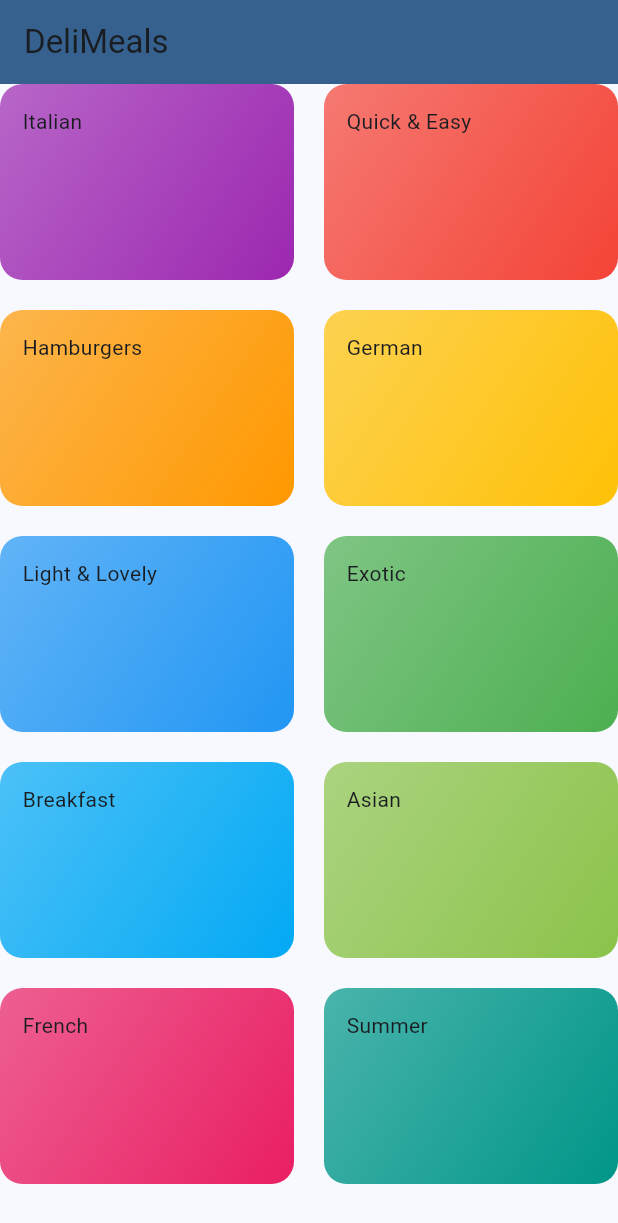
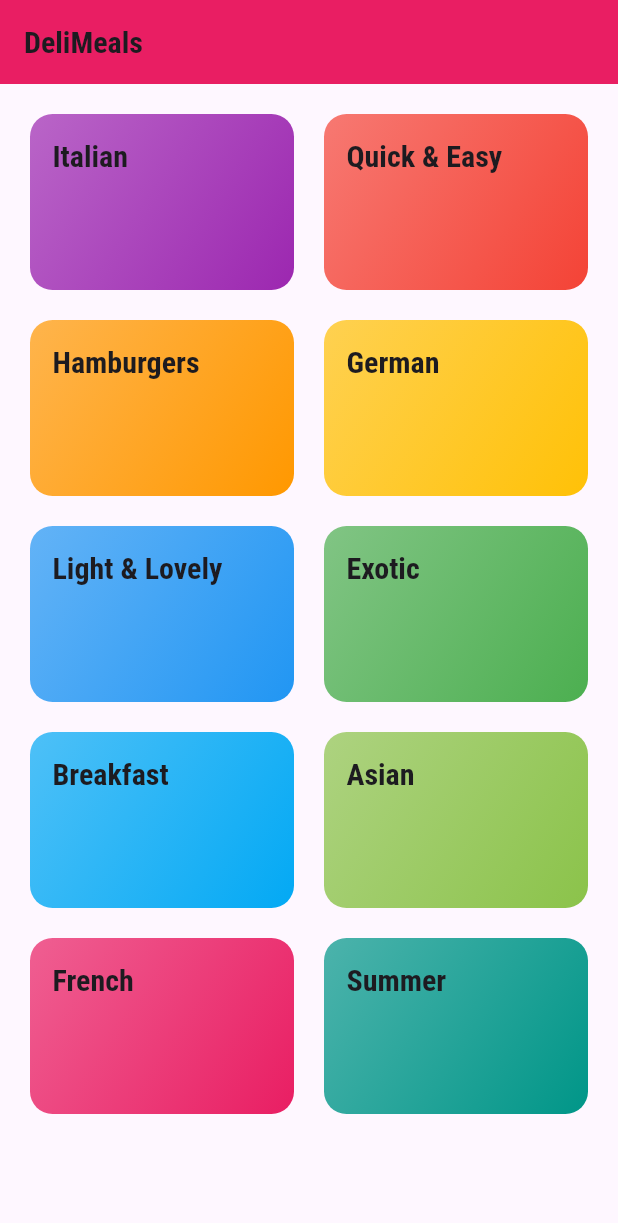
Before and after one commit to IsmailJibril/Navigation-Multiple-Screens-MEALS-APP-, a Flutter app: the screen it shows after launch, on a phone screen of 412 x 824 dp. Shown: the top 1223 px of the screen. Run offline on Flutter 3.47's test engine with Material 3 defaults, Android fonts, the phone set to English and light mode, and no system bars.

Commit message:
6.1 nav-03-theme-and-font

```diff
--- a/lib/categories_screen.dart
+++ b/lib/categories_screen.dart
@@ -12,6 +12,7 @@ class CategoriesScreen extends StatelessWidget {
         //backgroundColor: Theme.of(context).colorScheme.onPrimary,
       ),
       body: GridView(
+        padding: const EdgeInsets.all(20),
         children: DUMMY_CATEGORIES
             .map((catData) => CategoryItem(
                   catData.title,
--- a/lib/category_item.dart
+++ b/lib/category_item.dart
@@ -10,7 +10,10 @@ class CategoryItem extends StatelessWidget {
   Widget build(BuildContext context) {
     return Container(
       padding: const EdgeInsets.all(15),
-      child: Text(title),
+      child: Text(
+        title,
+        style: Theme.of(context).textTheme.titleLarge,
+      ),
       decoration: BoxDecoration(
         gradient: LinearGradient(
           colors: [
--- a/lib/main.dart
+++ b/lib/main.dart
@@ -13,9 +13,28 @@ class MyApp extends StatelessWidget {
     return MaterialApp(
       title: 'DeliMeals',
       theme: ThemeData(
-        primarySwatch: Colors.blue,
-        colorScheme: ColorScheme.fromSeed(seedColor: Colors.blue),
+        primaryColor: Colors.pink,
+        secondaryHeaderColor: Colors.amber,
+        canvasColor: Color.fromRGBO(255, 254, 229, 1),
+        //colorScheme: ColorScheme.fromSeed(seedColor: Colors.pink),
         //useMaterial3: true,
+        fontFamily: 'Raleway',
+        textTheme: TextTheme().copyWith(
+          bodySmall: TextStyle(
+            color: Color.fromRGBO(20, 51, 51, 1),
+          ),
+          bodyMedium: TextStyle(
+            color: Color.fromRGBO(20, 51, 51, 1),
+          ),
+          bodyLarge: TextStyle(
+            color: Color.fromRGBO(20, 51, 51, 1),
+          ),
+          titleLarge: TextStyle(
+            fontSize: 20,
+            fontFamily: 'RobotoCondensed',
+            fontWeight: FontWeight.bold,
+          ),
+        ),
       ),
       home: CategoriesScreen(),
     );
```
Also changed, not shown: pubspec.yaml (+17 -6 lines), assets/fonts/Raleway-Black.ttf (added), assets/fonts/Raleway-Bold.ttf (added), assets/fonts/Raleway-Regular.ttf (added), assets/fonts/RobotoCondensed-Bold.ttf (added), assets/fonts/RobotoCondensed-Italic.ttf (added), assets/fonts/RobotoCondensed-Light.ttf (added), assets/fonts/RobotoCondensed-Regular.ttf (added).
